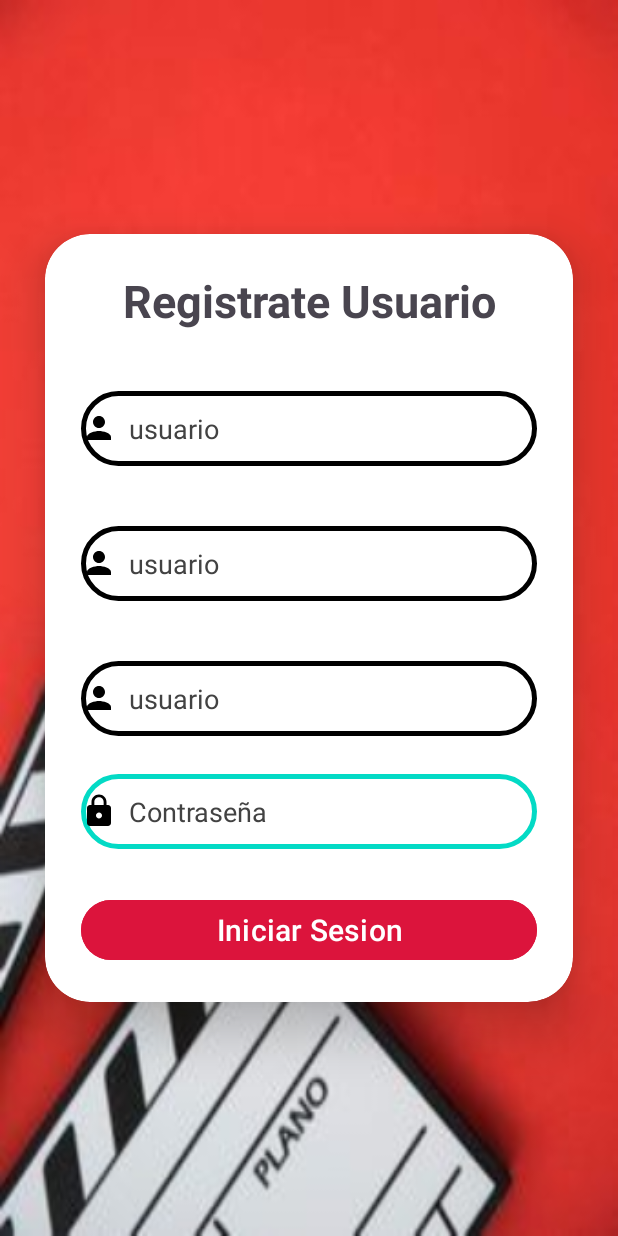
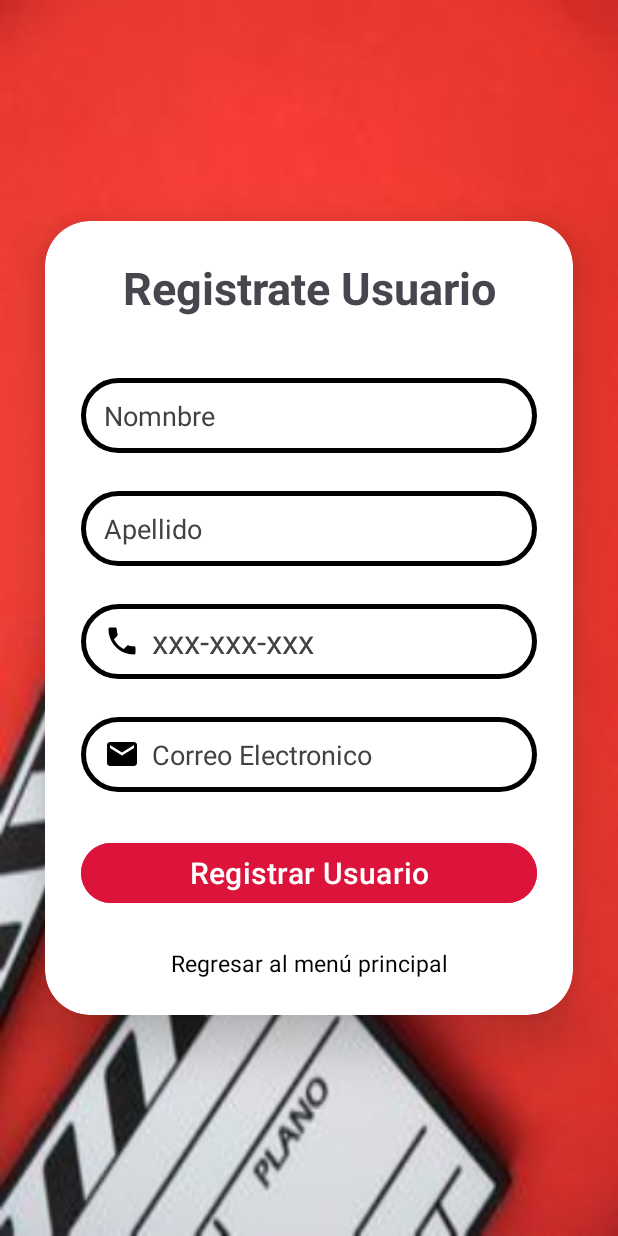
Before and after one commit to PauloRamos2255/ProyectoPeli2, an Android app: the RegistrarActivity screen opened directly, with no data from a screen before it, on a phone screen of 412 x 824 dp. Run offline under Robolectric (Android 15) with nearby library versions, the phone set to English and light mode, and no system bars.

Commit message:
git add.

```diff
--- /dev/null
+++ b/app/src/main/res/drawable/baseline_email_24.xml
@@ -0,0 +1,5 @@
+<vector android:height="24dp" android:tint="#000000"
+    android:viewportHeight="24" android:viewportWidth="24"
+    android:width="24dp" xmlns:android="http://schemas.android.com/apk/res/android">
+    <path android:fillColor="@android:color/white" android:pathData="M20,4L4,4c-1.1,0 -1.99,0.9 -1.99,2L2,18c0,1.1 0.9,2 2,2h16c1.1,0 2,-0.9 2,-2L22,6c0,-1.1 -0.9,-2 -2,-2zM20,8l-8,5 -8,-5L4,6l8,5 8,-5v2z"/>
+</vector>
--- /dev/null
+++ b/app/src/main/res/drawable/baseline_local_phone_24.xml
@@ -0,0 +1,5 @@
+<vector android:height="24dp" android:tint="#000000"
+    android:viewportHeight="24" android:viewportWidth="24"
+    android:width="24dp" xmlns:android="http://schemas.android.com/apk/res/android">
+    <path android:fillColor="@android:color/white" android:pathData="M6.62,10.79c1.44,2.83 3.76,5.14 6.59,6.59l2.2,-2.2c0.27,-0.27 0.67,-0.36 1.02,-0.24 1.12,0.37 2.33,0.57 3.57,0.57 0.55,0 1,0.45 1,1V20c0,0.55 -0.45,1 -1,1 -9.39,0 -17,-7.61 -17,-17 0,-0.55 0.45,-1 1,-1h3.5c0.55,0 1,0.45 1,1 0,1.25 0.2,2.45 0.57,3.57 0.11,0.35 0.03,0.74 -0.25,1.02l-2.2,2.2z"/>
+</vector>
--- a/app/src/main/res/layout/registrar.xml
+++ b/app/src/main/res/layout/registrar.xml
@@ -21,7 +21,7 @@
             android:layout_width="match_parent"
             android:layout_height="wrap_content"
             android:orientation="vertical"
-            android:layout_gravity="center_horizontal"
+            android:gravity="center_horizontal"
             android:padding="24dp">
 
             <TextView
@@ -34,19 +34,6 @@
                 android:textSize="30dp"
                 android:textStyle="bold" />
 
-            <EditText
-                android:id="@+id/txtUsuario"
-                android:layout_width="match_parent"
-                android:layout_height="50dp"
-                android:layout_marginTop="40dp"
-                android:background="@drawable/borde"
-                android:drawableLeft="@drawable/baseline_person_24"
-                android:drawablePadding="8dp"
-                android:ems="10"
-                android:hint="usuario"
-                android:inputType="text"
-                android:textColor="@color/black"
-                android:textColorHint="@color/cardview_dark_background" />
 
             <EditText
                 android:id="@+id/txtNombre"
@@ -54,39 +41,56 @@
                 android:layout_height="50dp"
                 android:layout_marginTop="40dp"
                 android:background="@drawable/borde"
-                android:drawableLeft="@drawable/baseline_person_24"
                 android:drawablePadding="8dp"
                 android:ems="10"
-                android:hint="usuario"
+                android:hint="Nomnbre"
                 android:inputType="text"
                 android:textColor="@color/black"
+                android:paddingLeft="15dp"
                 android:textColorHint="@color/cardview_dark_background" />
 
             <EditText
             android:id="@+id/txtApellido"
             android:layout_width="match_parent"
             android:layout_height="50dp"
-                android:layout_marginTop="40dp"
+            android:layout_marginTop="25dp"
             android:background="@drawable/borde"
-                android:drawableLeft="@drawable/baseline_person_24"
             android:drawablePadding="8dp"
             android:ems="10"
-                android:hint="usuario"
+            android:hint="Apellido"
+            android:paddingLeft="15dp"
             android:inputType="text"
             android:textColor="@color/black"
             android:textColorHint="@color/cardview_dark_background" />
 
             <EditText
-                android:id="@+id/txtClave"
+                android:id="@+id/txtNumero"
                 android:layout_width="match_parent"
                 android:layout_height="50dp"
                 android:layout_marginTop="25dp"
-                android:background="@drawable/custon_edittext"
-                android:drawableLeft="@drawable/baseline_lock_24"
+                android:background="@drawable/borde"
+                android:drawablePadding="8dp"
+                android:drawableLeft="@drawable/baseline_local_phone_24"
+                android:ems="10"
+                android:textSize="22dp"
+                android:hint="xxx-xxx-xxx"
+                android:paddingLeft="15dp"
+                android:inputType="number"
+                android:textColor="@color/black"
+                android:textColorHint="@color/cardview_dark_background" />
+
+            <EditText
+                android:id="@+id/txtCorreo"
+                android:layout_width="match_parent"
+                android:layout_height="50dp"
+                android:layout_marginTop="25dp"
+                android:background="@drawable/borde"
+                android:paddingLeft="15dp"
+                android:drawableLeft="@drawable/baseline_email_24"
                 android:drawablePadding="8dp"
                 android:ems="10"
-                android:hint="Contraseña"
-                android:inputType="textPassword"
+                android:hint="Correo Electronico"
+                android:inputType="textEmailAddress"
                 android:textColor="@color/black"
                 android:textColorHint="@color/cardview_dark_background" />
 
@@ -96,12 +100,21 @@
                 android:layout_height="wrap_content"
                 android:layout_marginTop="30dp"
                 android:backgroundTint="@color/red"
-                android:text="Iniciar Sesion"
+                android:text="Registrar Usuario"
                 android:textSize="20sp"
                 app:cornerRadius = "20dp"/>
 
+
+            <TextView
+                android:id="@+id/btnRegresar"
+                android:layout_width="match_parent"
+                android:layout_height="wrap_content"
+                android:layout_marginTop="25dp"
+                android:gravity="center_horizontal"
+                android:textColor="@color/black"
+                android:text="Regresar al menú principal"
+                android:textSize="15sp"
+                app:cornerRadius = "20dp"/>
         </LinearLayout>
-
     </androidx.cardview.widget.CardView>
-
 </LinearLayout>
```
Lines whose indentation alone changed are shown as unchanged.
